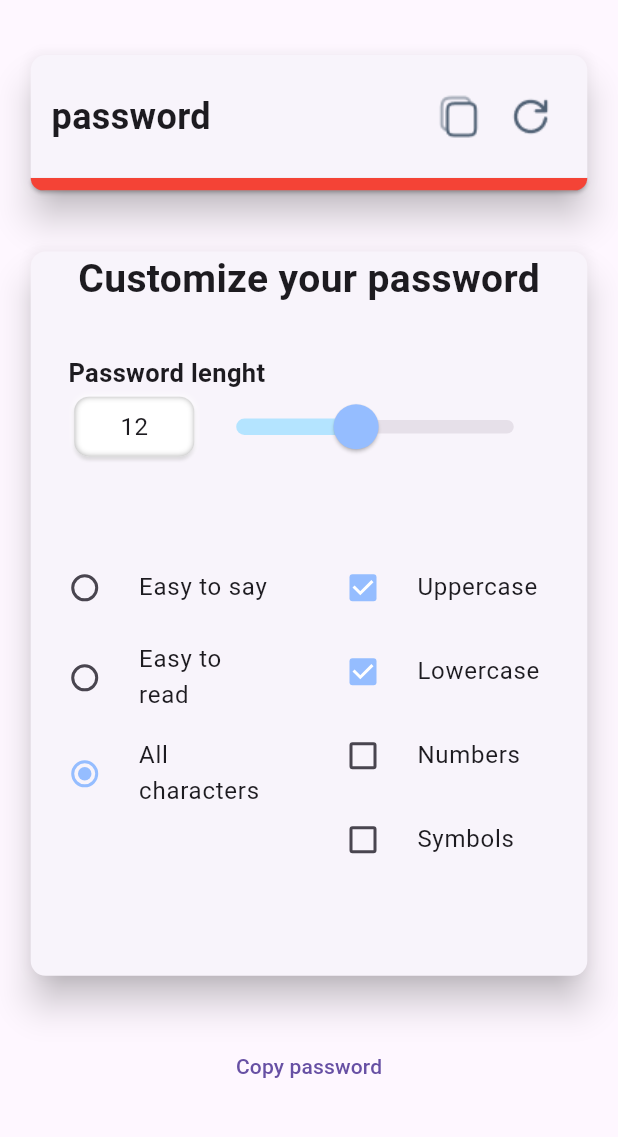
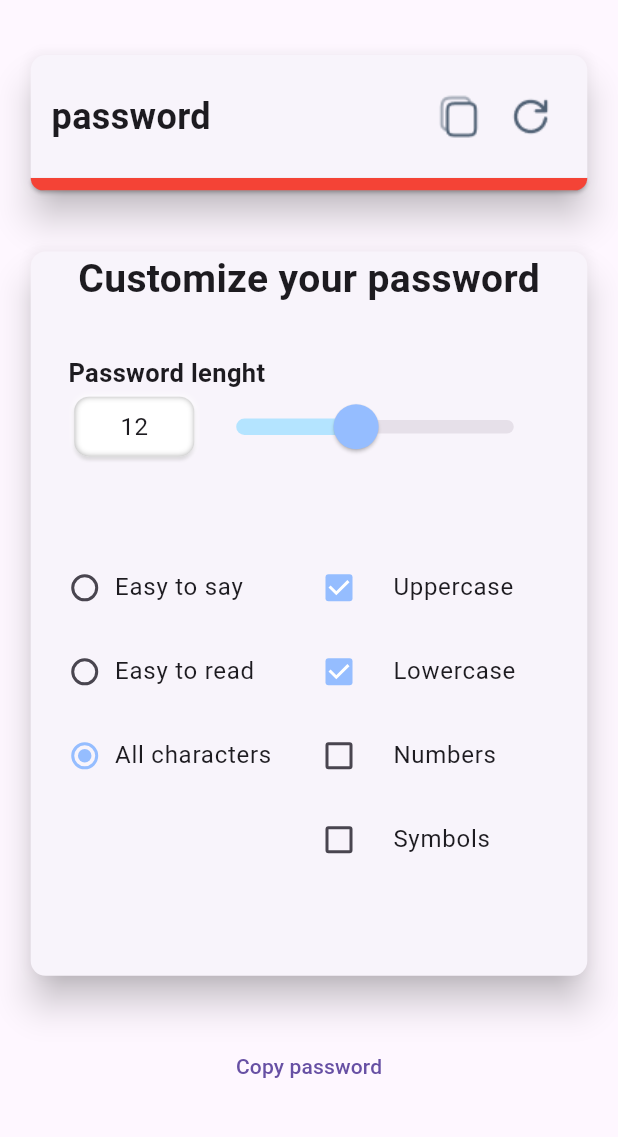
Before and after one commit to tortamque/Passlum, a Flutter app: the screen it shows after launch, on a phone screen of 412 x 824 dp, the part 84-1221 px from its top. Run offline on Flutter 3.47's test engine with Material 2 defaults, Android fonts, the phone set to English and light mode, and no system bars.

Commit message:
add checkboxes styling

```diff
--- a/lib/main.dart
+++ b/lib/main.dart
@@ -172,7 +172,13 @@ class _HomePageState extends State<HomePage> {
                             flex: 1,
                             child: Column(
                               children: [
-                                RadioListTile(
+                                Theme(
+                                  data: Theme.of(context).copyWith(
+                                    listTileTheme: ListTileThemeData(
+                                      horizontalTitleGap: 0,
+                                    ),
+                                  ),
+                                  child: RadioListTile(
                                     title: const Text("Easy to say"),
                                     activeColor: CustomColors.darkBlue,
                                     value: PasswordType.easyToSay,
@@ -181,7 +187,14 @@ class _HomePageState extends State<HomePage> {
                                       type = newValue!;
                                     });}
                                   ),
-                                RadioListTile(
+                                ),
+                                Theme(
+                                  data: Theme.of(context).copyWith(
+                                    listTileTheme: ListTileThemeData(
+                                      horizontalTitleGap: 0,
+                                    ),
+                                  ),
+                                  child: RadioListTile(
                                     title: const Text("Easy to read"),
                                     activeColor: CustomColors.darkBlue,
                                     value: PasswordType.easyToRead,
@@ -190,7 +203,14 @@ class _HomePageState extends State<HomePage> {
                                       type = newValue!;
                                     });}
                                   ),
-                                RadioListTile(
+                                ),
+                                Theme(
+                                  data: Theme.of(context).copyWith(
+                                    listTileTheme: ListTileThemeData(
+                                      horizontalTitleGap: 0,
+                                    ),
+                                  ),
+                                  child: RadioListTile(
                                     title: const Text("All characters"),
                                     activeColor: CustomColors.darkBlue,
                                     value: PasswordType.allCharacters,
@@ -198,6 +218,7 @@ class _HomePageState extends State<HomePage> {
                                     onChanged: (PasswordType? newValue){setState(() {
                                       type = newValue!;
                                     });}
+                                  ),
                                 ),
                               ],
                             ),
@@ -208,6 +229,7 @@ class _HomePageState extends State<HomePage> {
                             child: Column(
                               children: [
                                 CheckboxListTile(
+                                  contentPadding: EdgeInsets.zero,
                                   title: const Text("Uppercase"),
                                   controlAffinity: ListTileControlAffinity.leading,
                                   value: isUppercase,
@@ -217,9 +239,10 @@ class _HomePageState extends State<HomePage> {
                                     setState(() {
                                       isUppercase = newValue!;
                                     });
-                                  }
+                                  },
                                 ),
                                 CheckboxListTile(
+                                  contentPadding: EdgeInsets.zero,
                                   title: const Text("Lowercase"),
                                   controlAffinity: ListTileControlAffinity.leading,
                                   value: isLowercase,
@@ -232,6 +255,7 @@ class _HomePageState extends State<HomePage> {
                                   }
                                 ),
                                 CheckboxListTile(
+                                  contentPadding: EdgeInsets.zero,
                                   title: const Text("Numbers"),
                                   controlAffinity: ListTileControlAffinity.leading,
                                   value: isNumeric,
@@ -244,6 +268,7 @@ class _HomePageState extends State<HomePage> {
                                   }
                                 ),
                                 CheckboxListTile(
+                                  contentPadding: EdgeInsets.zero,
                                   title: const Text("Symbols"),
                                   controlAffinity: ListTileControlAffinity.leading,
                                   value: isSymbolic,
@@ -253,7 +278,8 @@ class _HomePageState extends State<HomePage> {
                                     setState(() {
                                       isSymbolic = newValue!;
                                     });
-                                  }
+                                  },
+
                                 ),
                               ],
                             ),
```
Lines whose indentation alone changed are shown as unchanged.
